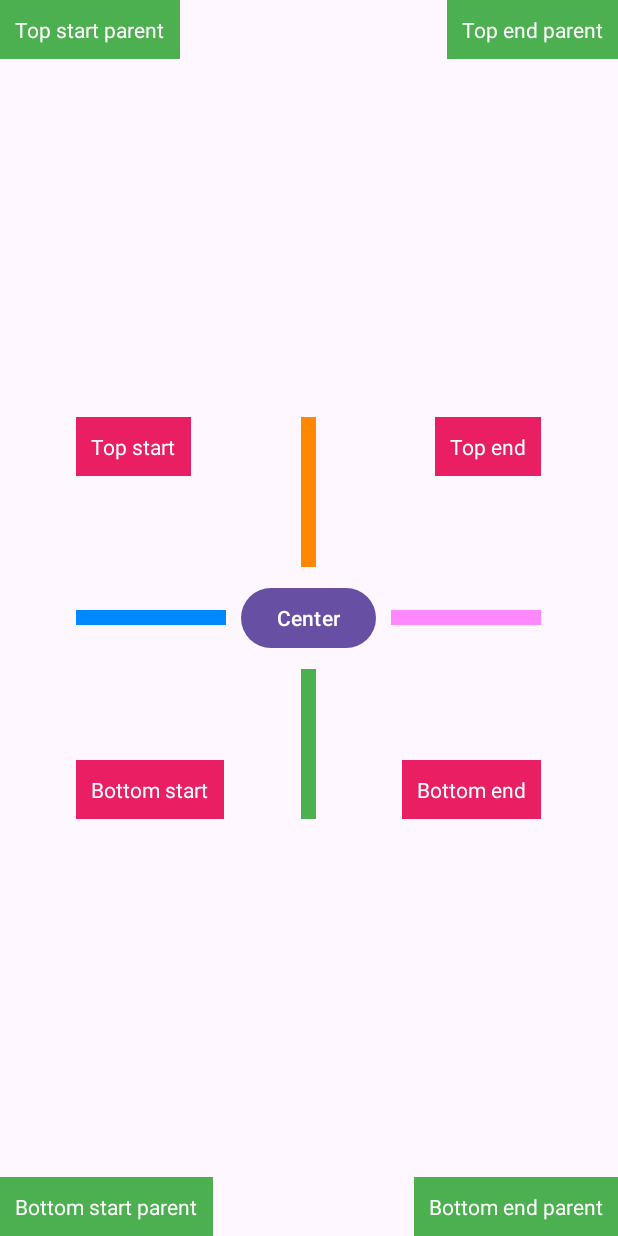
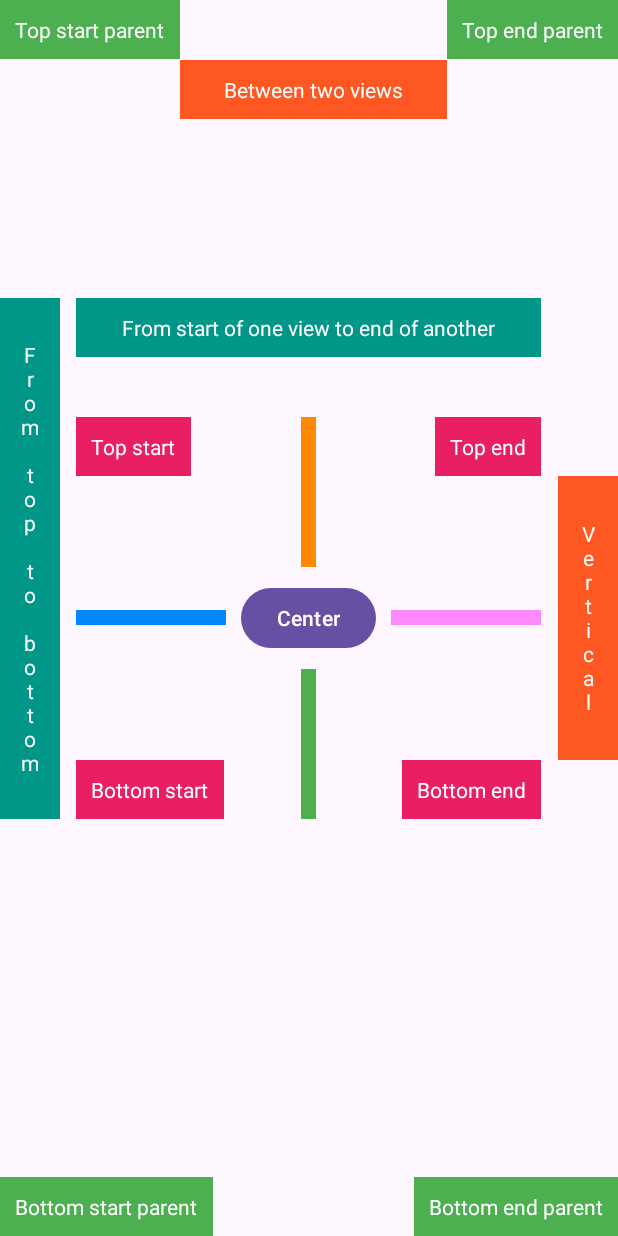
Before and after one commit to Eka666Sed/Sprint13, an Android app: the screen it shows after launch (MainActivity), on a phone screen of 412 x 824 dp. Run offline under Robolectric (Android 15) with nearby library versions, the phone set to English and light mode, and no system bars.

Commit message:
Second commit

```diff
--- a/app/src/main/res/layout/activity_main.xml
+++ b/app/src/main/res/layout/activity_main.xml
@@ -136,5 +136,63 @@
         android:text="Bottom end"
         android:textColor="#fff" />
 
+    <!-- Элемент между двумя другими -->
+    <TextView
+        android:id="@+id/betweenTwoViews"
+        android:layout_width="0dp"
+        android:layout_height="wrap_content"
+        android:layout_alignParentTop="true"
+        android:layout_marginTop="40dp"
+        android:layout_toStartOf="@id/parentTopEnd"
+        android:layout_toEndOf="@id/parentTopStart"
+        android:background="#FF5722"
+        android:gravity="center"
+        android:padding="10dp"
+        android:text="Between two views"
+        android:textColor="#fff" />
+
+    <!-- Элемент с двухсторонней привязкой по вертикали -->
+    <TextView
+        android:id="@+id/betweenTwoViewsVertically"
+        android:layout_width="40dp"
+        android:layout_height="0dp"
+        android:layout_above="@id/bottomEnd"
+        android:layout_below="@id/topEnd"
+        android:layout_alignParentEnd="true"
+        android:background="#FF5722"
+        android:gravity="center"
+        android:padding="10dp"
+        android:text="V\ne\nr\nt\ni\nc\na\nl"
+        android:textColor="#fff" />
+
+    <!-- Растягиваем View от края одного элемента до края другого -->
+    <TextView
+        android:id="@+id/fromStartOfOneToEndOfAnother"
+        android:layout_width="0dp"
+        android:layout_height="wrap_content"
+        android:layout_above="@id/topView"
+        android:layout_alignStart="@id/topStart"
+        android:layout_alignEnd="@id/topEnd"
+        android:layout_marginBottom="40dp"
+        android:background="#009688"
+        android:padding="10dp"
+        android:gravity="center"
+        android:text="From start of one view to end of another"
+        android:textColor="#fff" />
+
+    <TextView
+        android:id="@+id/fromTopToBottom"
+        android:layout_width="40dp"
+        android:layout_height="0dp"
+        android:layout_alignTop="@id/fromStartOfOneToEndOfAnother"
+        android:layout_alignBottom="@id/bottomStart"
+        android:layout_alignParentStart="true"
+        android:background="#009688"
+        android:padding="10dp"
+        android:gravity="center"
+        android:text="F\nr\no\nm\n\nt\no\np\n\nt\no\n\nb\no\nt\nt\no\nm"
+        android:textColor="#fff" />
+
+
 
 </RelativeLayout>
```
